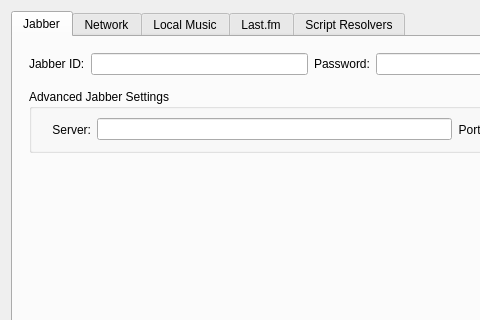
This is src/settingsdialog.ui in tomahawk-player/tomahawk as Qt 5 draws it before an edit; both pictures show x 0 to 480 and y 0 to 320 of the 621 by 434 pixel window. The edited form follows.
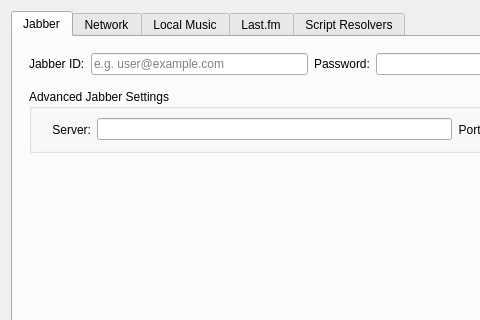
This is the edited form. Icons and pictures are not drawn.

Commit message: Add a placeholder text for the jabberid field

```diff
--- a/src/settingsdialog.ui
+++ b/src/settingsdialog.ui
@@ -65,6 +65,9 @@
              <verstretch>0</verstretch>
             </sizepolicy>
            </property>
+           <property name="placeholderText">
+               <string>e.g. user@example.com</string>
+           </property>
           </widget>
          </item>
          <item>
```
